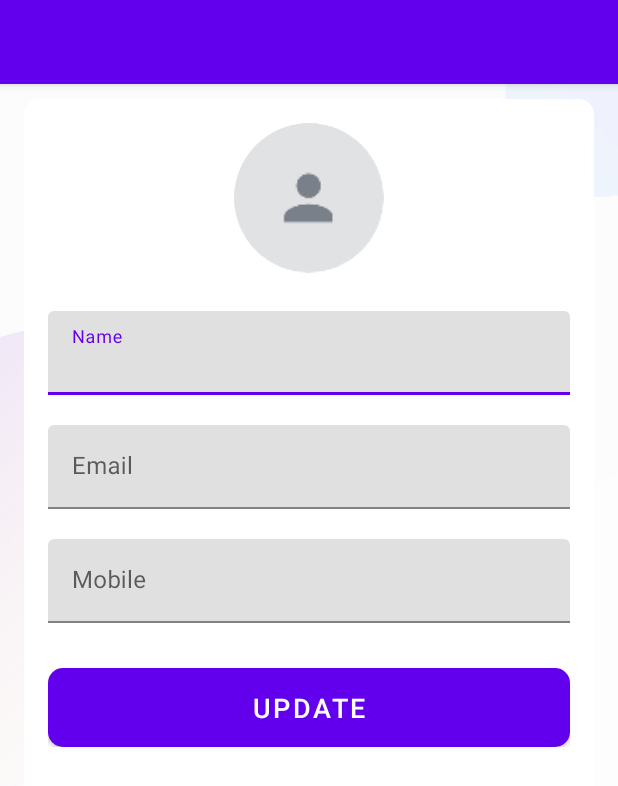
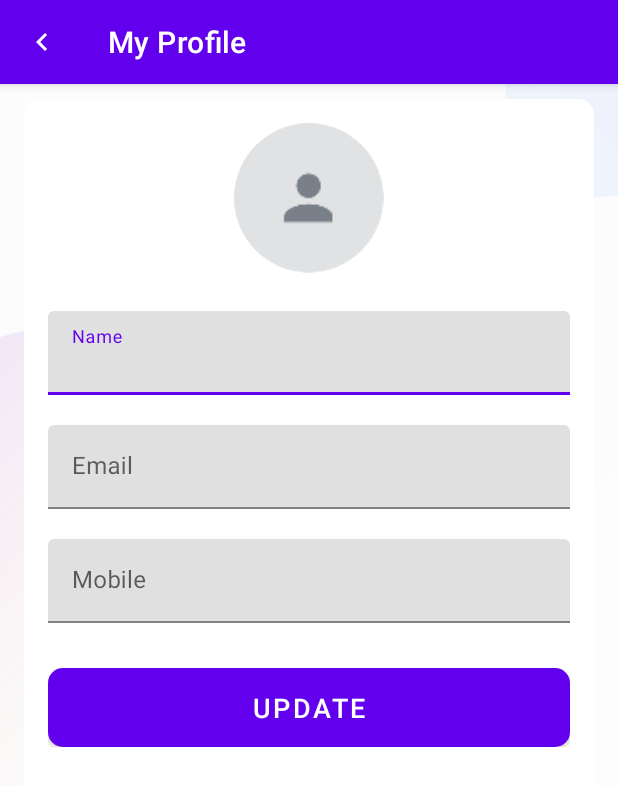
Before and after one commit to abubaker-cs/Projemanag, an Android app: the MyProfileActivity screen opened directly, with no data from a screen before it, on a phone screen of 412 x 824 dp. Shown: the top 786 px of the screen. Run offline under Robolectric (Android 15) with nearby library versions, the phone set to English and light mode, and no system bars; our stand-ins replace CircleImageView, Firebase (no records; nobody signed in at launch, a user with empty details on screens opened directly), data binding.

```diff
--- a/app/src/main/java/org/abubaker/projemanag/activities/MainActivity.kt
+++ b/app/src/main/java/org/abubaker/projemanag/activities/MainActivity.kt
@@ -105,7 +105,8 @@ class MainActivity : BaseActivity(), NavigationView.OnNavigationItemSelectedList
             // My Profile
             R.id.nav_my_profile -> {
 
-                Toast.makeText(this@MainActivity, "My Profile", Toast.LENGTH_SHORT).show()
+                // Toast.makeText(this@MainActivity, "My Profile", Toast.LENGTH_SHORT).show()
+                startActivity(Intent(this@MainActivity, MyProfileActivity::class.java))
 
             }
 
--- a/app/src/main/java/org/abubaker/projemanag/activities/MyProfileActivity.kt
+++ b/app/src/main/java/org/abubaker/projemanag/activities/MyProfileActivity.kt
@@ -22,9 +22,27 @@ class MyProfileActivity : BaseActivity() {
         binding =
             DataBindingUtil.setContentView(this@MyProfileActivity, R.layout.activity_my_profile)
 
+        // Call a function to setup action bar.
+        setupActionBar()
 
     }
 
+    /**
+     * A function to setup action bar
+     */
+    private fun setupActionBar() {
+
+        setSupportActionBar(binding.toolbarMyProfileActivity)
+
+        val actionBar = supportActionBar
+        if (actionBar != null) {
+            actionBar.setDisplayHomeAsUpEnabled(true)
+            actionBar.setHomeAsUpIndicator(R.drawable.ic_white_color_back_24dp)
+            actionBar.title = resources.getString(R.string.my_profile)
+        }
+
+        binding.toolbarMyProfileActivity.setNavigationOnClickListener { onBackPressed() }
+    }
 
 
 }
--- /dev/null
+++ b/app/src/main/res/drawable-ldpi/ic_white_color_back_24dp.xml
@@ -0,0 +1,10 @@
+<vector xmlns:android="http://schemas.android.com/apk/res/android"
+    android:width="24dp"
+    android:height="24dp"
+    android:tint="@android:color/white"
+    android:viewportWidth="24.0"
+    android:viewportHeight="24.0">
+    <path
+        android:fillColor="@android:color/white"
+        android:pathData="M15.41,7.41L14,6l-6,6 6,6 1.41,-1.41L10.83,12z" />
+</vector>
```
